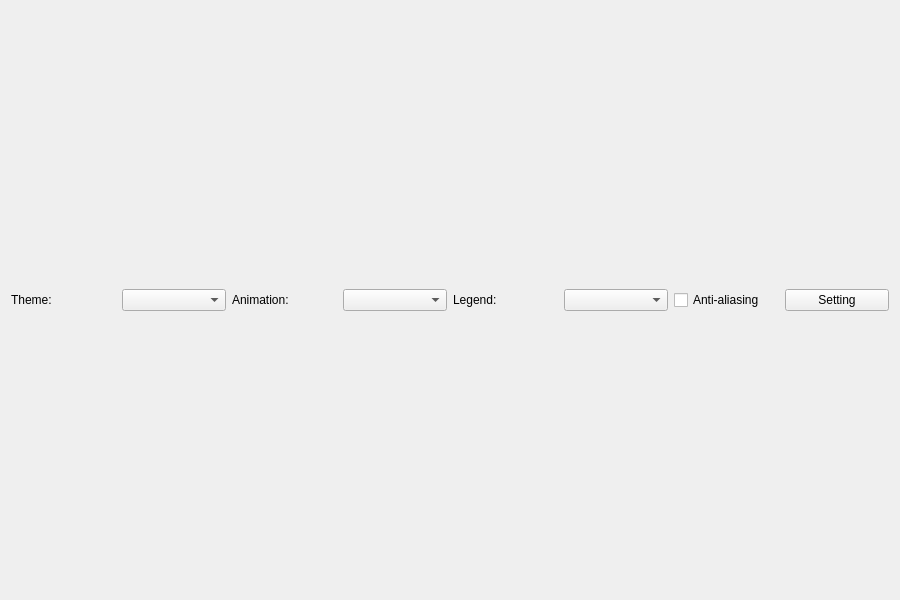
Above: chartthemes/themewidget.ui from helloclass/TermProjectGUI before the change. Below: the same form after it.
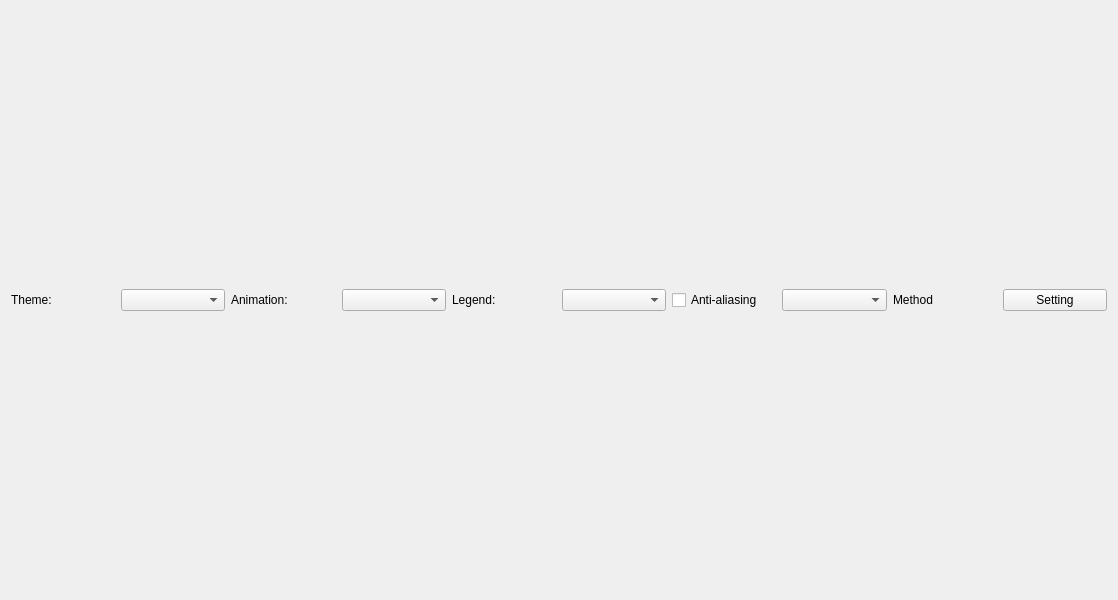
That is the form after the change.

Patch:
```diff
--- a/chartthemes/themewidget.ui
+++ b/chartthemes/themewidget.ui
@@ -6,7 +6,7 @@
    <rect>
     <x>0</x>
     <y>0</y>
-    <width>900</width>
+    <width>1118</width>
     <height>600</height>
    </rect>
   </property>
@@ -53,6 +53,16 @@
        </property>
       </widget>
      </item>
+     <item>
+      <widget class="QComboBox" name="taskComboBox"/>
+     </item>
+     <item>
+      <widget class="QLabel" name="label">
+       <property name="text">
+        <string>Method</string>
+       </property>
+      </widget>
+     </item>
      <item>
       <widget class="QPushButton" name="pushButton">
        <property name="text">
```
